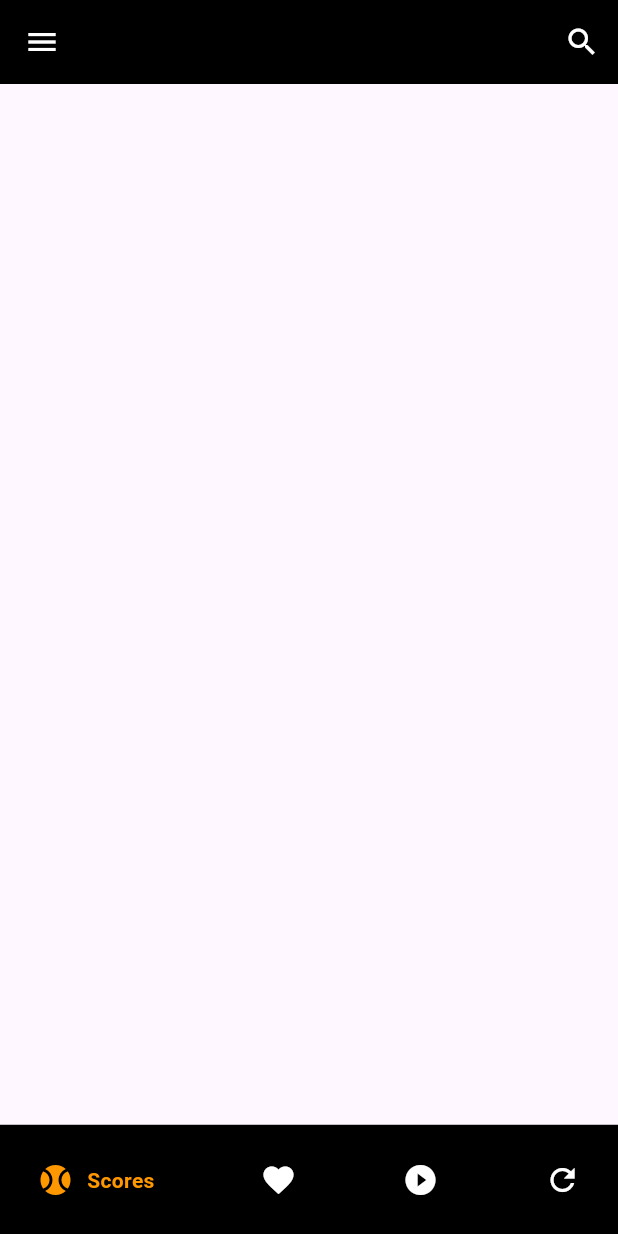
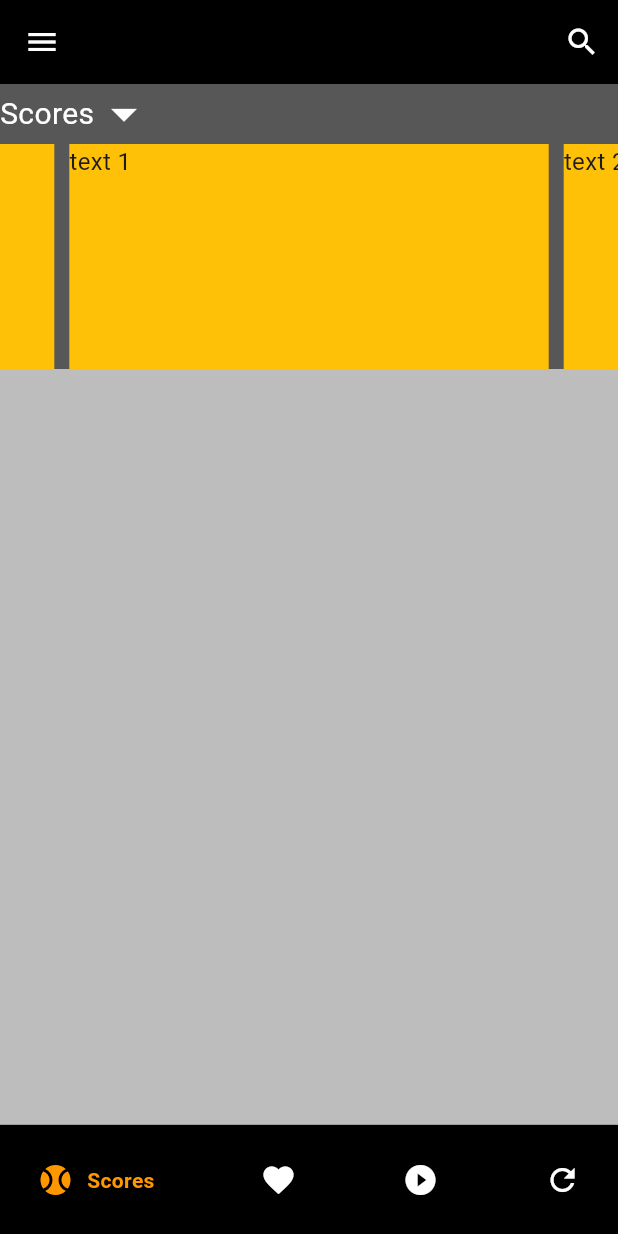
Before and after one commit to masudihamidu/soccer-sphere, a Flutter app: the screen it shows after launch, on a phone screen of 412 x 824 dp. Run offline on Flutter 3.47's test engine with Material 3 defaults, Android fonts, the phone set to English and light mode, and no system bars; drawn by our look-alikes of carousel_slider, google_nav_bar; our stand-ins replace go_router, quickalert.

Commit message:
creating image silider

```diff
--- a/lib/main.dart
+++ b/lib/main.dart
@@ -1,6 +1,10 @@
-import 'dart:async'; // Import the async library
+import 'dart:async';
 import 'package:flutter/material.dart';
+import 'package:go_router/go_router.dart';
+import 'package:soccersphere/screens/Favourites.dart';
+import 'package:soccersphere/screens/Watch.dart';
 import 'package:soccersphere/screens/homePage.dart';
+
 Future main() async {
   runApp(const MyApp());
 }
@@ -15,11 +19,30 @@
 class _MyAppState extends State<MyApp> {
   bool _isLoading = true;
 
+  final _router = GoRouter(
+    routes: [
+      GoRoute(
+        path: '/',
+        builder: (context, state) => const MyHomePage(title: 'Homepage'),
+      ),
+
+      GoRoute(
+        path: '/Favorites',
+        builder: (context, state) => const Favourites(title: "Favourites"),
+      ),
+
+      GoRoute(
+        path: '/Watch',
+        builder: (context, state) => const Watch(title: "Watch"),
+      ),
+    ],
+  );
+
   @override
   void initState() {
     super.initState();
 
-    // Start a timer with a duration of 5 seconds
+    // Simulate loading by setting isLoading to false after 5 seconds
     Timer(Duration(seconds: 5), () {
       setState(() {
         _isLoading = false;
@@ -29,11 +52,12 @@
 
   @override
   Widget build(BuildContext context) {
-    return MaterialApp(
+    return MaterialApp.router(
       debugShowCheckedModeBanner: false,
       title: 'Soccer',
       theme: ThemeData(),
-      home: _isLoading ? _buildLoader() : MyHomePage(title: 'Soccer'),
+      routerConfig: _router,
+      // Display a CircularProgressIndicator while loading
     );
   }
 
--- a/lib/screens/homePage.dart
+++ b/lib/screens/homePage.dart
@@ -1,7 +1,9 @@
+import 'package:carousel_slider/carousel_slider.dart';
 import 'package:flutter/material.dart';
+import 'package:go_router/go_router.dart';
 import 'package:google_nav_bar/google_nav_bar.dart';
+import 'NavBar.dart';
 
-import 'NavBar.dart';
 
 class MyHomePage extends StatefulWidget {
   const MyHomePage({Key? key, required this.title}) : super(key: key);
@@ -13,10 +15,12 @@ class MyHomePage extends StatefulWidget {
 
 class _MyHomePageState extends State<MyHomePage> {
   bool _showSearchField = false; // State variable for showing search field
+  CarouselController buttonCarouselController = CarouselController();
 
   @override
   Widget build(BuildContext context) {
     return Scaffold(
+      backgroundColor: Colors.black26, // Set background color of Scaffold
       drawer: NavBar(),
       appBar: AppBar(
         iconTheme: const IconThemeData(color: Colors.white), // Change color here
@@ -43,10 +47,40 @@ class _MyHomePageState extends State<MyHomePage> {
             : null, // Show search field if _showSearchField is true
       ),
       body: SingleChildScrollView(
+        // Set background color here
+        padding: EdgeInsets.zero,
+        physics: const AlwaysScrollableScrollPhysics(), // Ensure scrolling always enabled
         child: Container(
+          color: Colors.black54,
           child: Column(
             children: [
-              // Your body content here
+              Row(
+                children: [
+                  Text("Scores", style: TextStyle(color: Colors.white, fontSize: 20),),
+                  Icon(Icons.arrow_drop_down_outlined, color: Colors.white, size: 40,)
+
+                ],
+              ),
+
+              CarouselSlider(
+                options: CarouselOptions(height: 150.0),
+                items: [1,2,3,4,5].map((i) {
+                  return Builder(
+                    builder: (BuildContext context) {
+                      return Container(
+                          width: MediaQuery.of(context).size.width,
+                          margin: EdgeInsets.symmetric(horizontal: 5.0),
+                          decoration: BoxDecoration(
+                              color: Colors.amber
+                          ),
+                          child: Text('text $i', style: TextStyle(fontSize: 16.0),)
+                      );
+                    },
+                  );
+                }).toList(),
+              ),
+
+
             ],
           ),
         ),
@@ -65,15 +99,22 @@ class _MyHomePageState extends State<MyHomePage> {
               icon: Icons.sports_baseball,
               text: 'Scores',
             ),
-            const GButton(
+             GButton(
+              onPressed: (){
+                context.go('/Favourites');
+              },
               icon: Icons.favorite,
               text: 'Favourites',
             ),
 
-            const GButton(
+             GButton(
+               onPressed: (){
+                 context.go('/Watch');
+               },
               icon: Icons.play_circle_fill,
               text: 'Watch',
             ),
+
             GButton(
               icon: Icons.refresh,
               onPressed: () {},
```
Also changed, not shown: lib/screens/Favourites.dart (added, +114 -0 lines), lib/screens/Watch.dart (added, +114 -0 lines), pubspec.yaml (line endings or trailing spaces), 10 other files.
